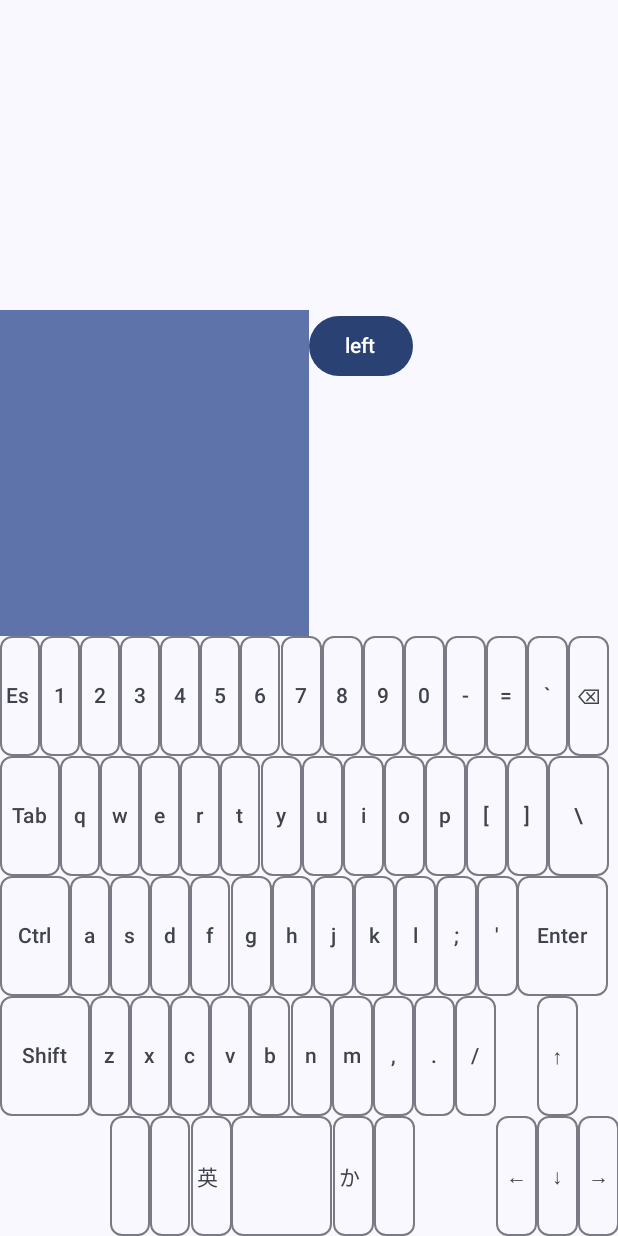
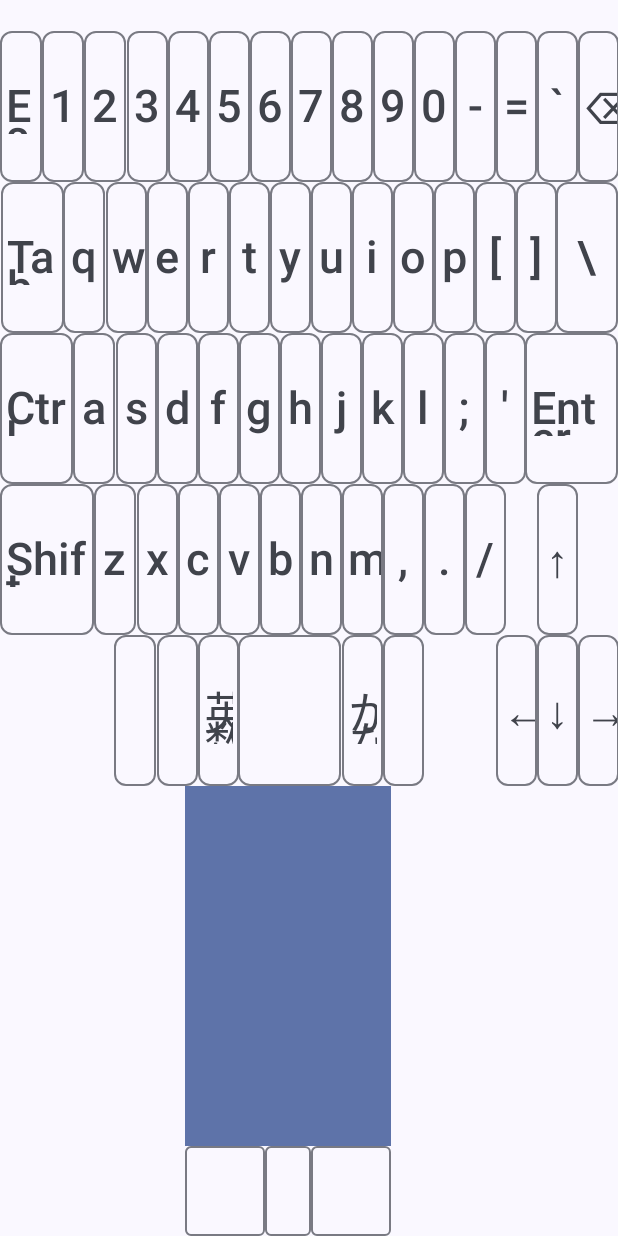
Before and after one commit to hiroyuki-komatsu/misc, an Android app built with Jetpack Compose: the screen it shows after launch (MainActivity), on a phone screen of 412 x 824 dp. Run offline under Robolectric (Android 15) with nearby library versions, the phone set to English and light mode, and no system bars; libraries missing offline, so code that uses them is left out: com.hoho.android.

Commit message:
Update the TrackPad

```diff
--- a/apps/hidemu/app/src/main/java/org/taiyaki/hidemu/MainActivity.kt
+++ b/apps/hidemu/app/src/main/java/org/taiyaki/hidemu/MainActivity.kt
@@ -2,7 +2,6 @@ package org.taiyaki.hidemu
 
 import android.app.Activity
 import android.content.Context
-import android.content.ContextWrapper
 import android.hardware.usb.UsbDevice
 import android.hardware.usb.UsbManager
 import android.os.Bundle
@@ -21,10 +20,9 @@ import androidx.compose.foundation.layout.fillMaxHeight
 import androidx.compose.foundation.layout.fillMaxSize
 import androidx.compose.foundation.layout.fillMaxWidth
 import androidx.compose.foundation.layout.height
-import androidx.compose.foundation.layout.offset
 import androidx.compose.foundation.layout.padding
+import androidx.compose.foundation.layout.requiredHeight
 import androidx.compose.foundation.lazy.LazyColumn
-import androidx.compose.material3.Button
 import androidx.compose.material3.Divider
 import androidx.compose.material3.DrawerValue
 import androidx.compose.material3.MaterialTheme
@@ -63,7 +61,7 @@ import kotlin.math.max
 const val VENDOR_ID: Int = 0x1A86
 const val PRODUCT_ID: Int = 0x7523
 const val WRITE_WAIT_MILLIS: Int = 20
-const val READ_WAIT_MILLIS: Int = 20
+const val READ_WAIT_MILLIS: Int = 30
 
 const val KEY_A = 0x04 // Keyboard a and A
 const val KEY_B = 0x05 // Keyboard b and B
@@ -288,18 +286,29 @@ private class Event {
     var key: String = ""
     var dX: Int = 0
     var dY: Int = 0
-    var left: Boolean = false
+    var button1: Boolean = false
+    var button2: Boolean = false
+    var button3: Boolean = false
+
     fun setKeyEvent(key: String): Event {
         type = "key"
         this.key = key
         return this
     }
 
-    fun setMouseEvent(dX: Int = 0, dY: Int = 0, left: Boolean = false): Event {
+    fun setMouseEvent(
+        dX: Int = 0,
+        dY: Int = 0,
+        button1: Boolean = false,
+        button2: Boolean = false,
+        button3: Boolean = false
+    ): Event {
         type = "mouse"
         this.dX = dX
         this.dY = dY
-        this.left = left
+        this.button1 = button1
+        this.button2 = button2
+        this.button3 = button3
         return this
     }
 }
@@ -460,7 +469,15 @@ class MainActivity : ComponentActivity() {
         return packet
     }
 
-    private fun createPacketForMouseMove(x: Int, y: Int, left: Boolean): ByteArray {
+    private fun createPacketForMouseMove(
+        x: Int,
+        y: Int,
+        button1: Boolean,
+        button2: Boolean,
+        button3: Boolean
+    ): ByteArray {
+        val clickMap: Int =
+            (if (button1) 0x01 else 0x00) + (if (button2) 0x02 else 0x00) + (if (button3) 0x03 else 0x00)
         val packet = byteArrayOf(
             0x57,
             0xAB.toByte(),
@@ -468,7 +485,7 @@ class MainActivity : ComponentActivity() {
             0x05,  // CMD_SEND_MS_REL_DATA
             0x05,  // Length of data
             0x01,  // Always 0x01
-            (if (left) 0x01 else 0x00),  // [0..0, mid_btn, r_btn, l_btn]
+            clickMap.toByte(),  // [0..0, mid_btn, r_btn, l_btn]
             x.toByte(),  // Delta of x
             y.toByte(),  // Delta of y
             0x00,  // Delta of wheel
@@ -581,8 +598,10 @@ class MainActivity : ComponentActivity() {
     private fun onMouseEvent(event: Event) {
         val x: Int = event.dX
         val y: Int = event.dY
-        val left: Boolean = event.left
-        logs += "onMouseEvent: ($x, $y)"
+        val button1: Boolean = event.button1
+        val button2: Boolean = event.button2
+        val button3: Boolean = event.button3
+        logs += "onMouseEvent: ($x, $y) [$button1, $button2, $button3]"
         Log.d("onMouseEvent", logs.last())
 
         val port = openPort()
@@ -591,12 +610,12 @@ class MainActivity : ComponentActivity() {
             return
         }
 
-        val packet: ByteArray = createPacketForMouseMove(x, y, left)
+        val packet: ByteArray = createPacketForMouseMove(x, y, button1, button2, button3)
         moveMouse(port, packet)
 
-        if (left) {
+        if (button1 || button2 || button3) {
             // Reset click state
-            val resetPacket: ByteArray = createPacketForMouseMove(0, 0, false)
+            val resetPacket: ByteArray = createPacketForMouseMove(0, 0, false, false, false)
             moveMouse(port, resetPacket)
         }
 
@@ -804,7 +823,7 @@ val LAYOUT_DATA: LayoutData = listOf(
         Pair("POS_COMMA", 1f),
         Pair("POS_DOT", 1f),
         Pair("POS_SLASH", 1f),
-        Pair("", 1f),
+        Pair("", 0.75f),
         Pair("POS_UP", 1f),
     ), listOf(
         Pair("", 2.75f),
@@ -814,7 +833,7 @@ val LAYOUT_DATA: LayoutData = listOf(
         Pair("POS_SPACE", 2.5f),
         Pair("POS_LANG1", 1f),
         Pair("POS_", 1f),
-        Pair("", 2f),
+        Pair("", 1.75f),
         Pair("POS_LEFT", 1f),
         Pair("POS_DOWN", 1f),
         Pair("POS_RIGHT", 1f),
@@ -832,6 +851,7 @@ fun Key(onClick: (String) -> Unit, label: String, value: String, modifier: Modif
         }) {
         Text(
             text = label,
+            fontSize = 30.sp,
             overflow = TextOverflow.Clip,
             maxLines = 1,
         )
@@ -853,6 +873,12 @@ fun getMaxWidth(layoutData: LayoutData): Float {
 
 @Composable
 fun Layer(onClick: (String) -> Unit, layoutData: LayoutData, layoutMap: LayoutMap) {
+    // Density
+    val context = LocalContext.current
+    val displayMetrics = context.resources.displayMetrics
+    val density = displayMetrics.density
+    val keySize = (160.0 / density) * (24.0f / 25.4f)
+
     val maxWidth: Float = getMaxWidth(layoutData)
     Column {
         for (row in layoutData) {
@@ -872,7 +898,7 @@ fun Layer(onClick: (String) -> Unit, layoutData: LayoutData, layoutMap: LayoutMa
                         value = value,
                         modifier = Modifier
                             .weight(weight)
-                            .height(80.dp)
+                            .height(keySize.dp)
                     )
                 }
                 if (width < maxWidth) {
@@ -905,38 +931,61 @@ private fun Keyboard(onEvent: (Event) -> Unit) {
 }
 
 @Composable
-private fun TrackPad(onEvent: (Event) -> Unit) {
+private fun TrackPad(onEvent: (Event) -> Unit, modifier: Modifier = Modifier) {
     val onDrag: (PointerInputChange, Offset) -> Unit = { change, offset ->
         change.consume()
         val event = Event().setMouseEvent(dX = offset.x.toInt(), dY = offset.y.toInt())
         onEvent(event)
     }
-    Row {
+    Column(
+        modifier = modifier
+    ) {
         Box(
             modifier = Modifier
+                .weight(4f)
                 .background(color = MaterialTheme.colorScheme.primaryContainer)
-                .fillMaxWidth(0.5f)
-                .fillMaxHeight(0.3f)
+                .fillMaxWidth(1f)
+                .fillMaxHeight(1f)
                 .pointerInput(Unit) {
                     detectDragGestures(onDrag = onDrag)
-                }
+                },
         )
-        Button(
-            onClick = {
-                val event = Event().setMouseEvent(left=true)
-                onEvent(event)
-            }
+        Row(
+            modifier = Modifier.weight(1f)
         ) {
-           Text("left")
+            OutlinedButton(
+                onClick = {
+                    val event = Event().setMouseEvent(button1 = true)
+                    onEvent(event)
+                },
+                modifier = Modifier.weight(1.75f).fillMaxHeight(),
+                shape = MaterialTheme.shapes.extraSmall,
+            ) {}
+            OutlinedButton(
+                onClick = {
+                    val event = Event().setMouseEvent(button3 = true)
+                    onEvent(event)
+                },
+                modifier = Modifier.weight(1f).fillMaxHeight(),
+                shape = MaterialTheme.shapes.extraSmall,
+            ) {}
+            OutlinedButton(
+                onClick = {
+                    val event = Event().setMouseEvent(button2 = true)
+                    onEvent(event)
+                },
+                modifier = Modifier.weight(1.75f).fillMaxHeight(),
+                shape = MaterialTheme.shapes.extraSmall,
+            ) {}
         }
     }
 }
 
 @Composable
-private fun DevLog(text: String) {
-    LazyColumn (
-        modifier = Modifier.height(100.dp)
-    ){
+private fun DevLog(text: String, modifier: Modifier = Modifier) {
+    LazyColumn(
+        modifier = modifier
+    ) {
         item {
             Text(text = text)
         }
@@ -994,20 +1043,25 @@ private fun MainView(onEvent: (Event) -> Unit) {
                         scope.launch { drawerState.close() }
                     }
                 )
-                // ...other drawer items
             }
         }
     ) {
-        Column (
+        Column(
             modifier = Modifier.fillMaxSize(),
             verticalArrangement = Arrangement.Bottom,
-        ){
-            DevLog(text = message)
-            if (selectedItem == "all" || selectedItem == "trackpad") {
-                TrackPad(onEvent = onEventWithLogging)
+        ) {
+            if (selectedItem == "keyboard") {
+                DevLog(text = message, modifier = Modifier.height(100.dp))
             }
             if (selectedItem == "all" || selectedItem == "keyboard") {
                 Keyboard(onEvent = onEventWithLogging)
+            }
+            if (selectedItem == "all" || selectedItem == "trackpad") {
+                Row(modifier = Modifier.requiredHeight(300.dp)) {
+                    Spacer(Modifier.weight(4.5f))
+                    TrackPad(onEvent = onEventWithLogging, modifier = Modifier.weight(5f))
+                    DevLog(text = message, modifier = Modifier.weight(5.5f))
+                }
             }
         }
     }
```
